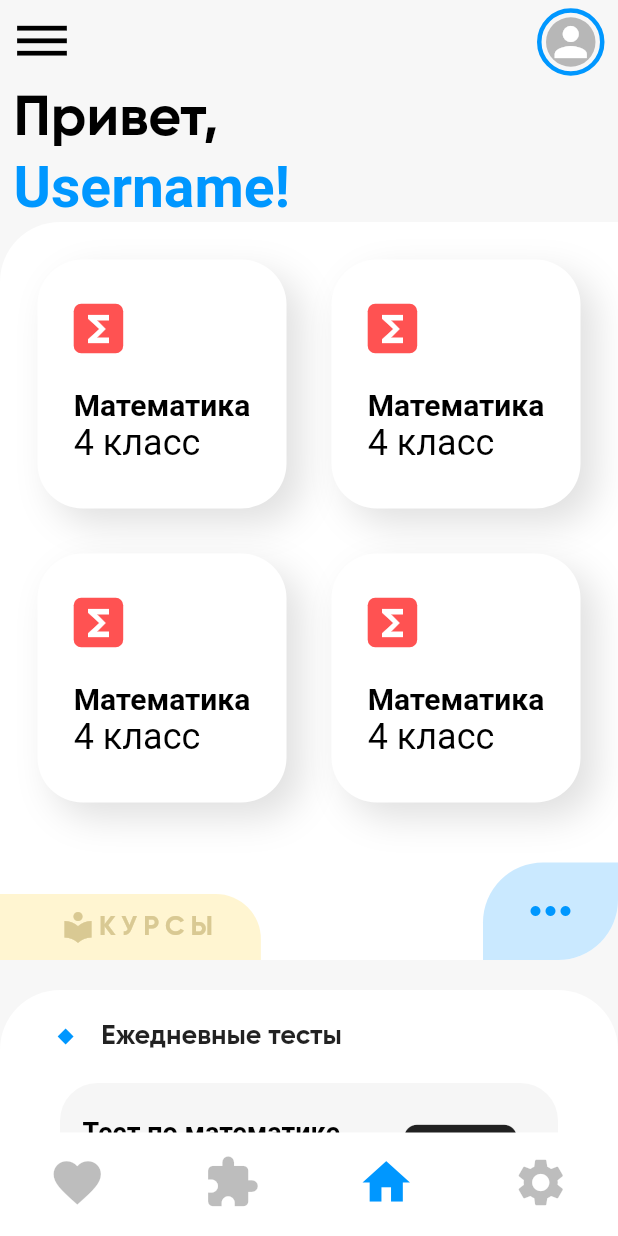
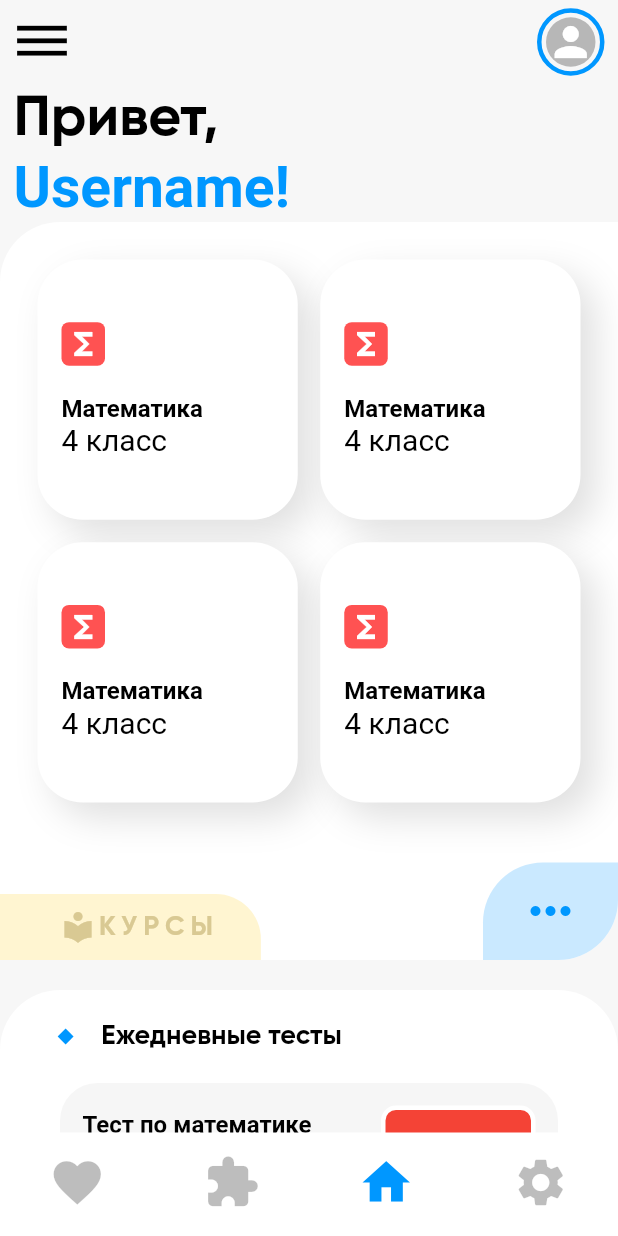
Before and after one commit to maripbekoff/Umit-app, a Flutter app: the MainPage screen opened directly, on a phone screen of 412 x 824 dp. Run offline on Flutter 3.47's test engine with Material 2 defaults, Android fonts, the phone set to English and light mode, and no system bars; our stand-ins replace bloc, equatable, firebase_auth, flutter_bloc, introduction_screen, shared_preferences; accounts and stored records are empty.

```diff
--- a/lib/ui/pages/main_page.dart
+++ b/lib/ui/pages/main_page.dart
@@ -27,24 +27,12 @@ class _MainPageState extends State<MainPage> {
     });
   }
 
-  @override
-  Widget build(BuildContext context) {
-    return WillPopScope(
-      onWillPop: () async => false,
-      child: SafeArea(
-        child: Scaffold(
-          appBar: AppBar(
-            elevation: 0,
-            backgroundColor: Colors.transparent,
-            automaticallyImplyLeading: false,
-            leading: IconButton(
-              padding: EdgeInsets.zero,
-              icon: Icon(Icons.dehaze),
-              iconSize: 40,
-              color: Colors.black,
-              onPressed: () {},
-            ),
-            actions: <Widget>[
+  //функция скрытия иконки профиля в AppBar при переключении на влкадку настроек
+  _actionHide() {
+    if (_selectedIndex == 3) {
+      return null;
+    } else
+      return <Widget>[
         Container(
           width: 45,
           height: 45,
@@ -70,7 +58,27 @@ class _MainPageState extends State<MainPage> {
           ),
         ),
         SizedBox(width: 9),
-            ],
+      ];
+  }
+
+  @override
+  Widget build(BuildContext context) {
+    return WillPopScope(
+      onWillPop: () async => false,
+      child: SafeArea(
+        child: Scaffold(
+          appBar: AppBar(
+            elevation: 0,
+            backgroundColor: Colors.transparent,
+            automaticallyImplyLeading: false,
+            leading: IconButton(
+              padding: EdgeInsets.zero,
+              icon: Icon(Icons.dehaze),
+              iconSize: 40,
+              color: Colors.black,
+              onPressed: () {},
+            ),
+            actions: _actionHide(),
           ),
           bottomNavigationBar: BottomNavigationBar(
             currentIndex: _selectedIndex,
--- a/lib/ui/pages/navigation/home_page/course_card.dart
+++ b/lib/ui/pages/navigation/home_page/course_card.dart
@@ -22,6 +22,8 @@ class CourseCard extends StatelessWidget {
         shape: RoundedRectangleBorder(
           borderRadius: BorderRadius.circular(30),
         ),
+        child: Align(
+          alignment: Alignment.centerLeft,
           child: Column(
             crossAxisAlignment: CrossAxisAlignment.start,
             mainAxisAlignment: MainAxisAlignment.center,
@@ -35,7 +37,7 @@ class CourseCard extends StatelessWidget {
                 child: Icon(
                   Icons.functions,
                   color: Colors.white,
-                size: 28,
+                  size: 24,
                 ),
               ),
               RichText(
@@ -44,11 +46,12 @@ class CourseCard extends StatelessWidget {
                   children: <TextSpan>[
                     TextSpan(
                       text: "\nМатематика\n",
-                    style: TextStyle(fontSize: 20, fontWeight: FontWeight.bold),
+                      style:
+                          TextStyle(fontSize: 16, fontWeight: FontWeight.bold),
                     ),
                     TextSpan(
                       text: "4 класс",
-                    style: TextStyle(fontSize: 24),
+                      style: TextStyle(fontSize: 20),
                     ),
                   ],
                 ),
@@ -56,6 +59,7 @@ class CourseCard extends StatelessWidget {
             ],
           ),
         ),
+      ),
     );
   }
 }
--- a/lib/ui/pages/navigation/home_page/daily_test_card.dart
+++ b/lib/ui/pages/navigation/home_page/daily_test_card.dart
@@ -30,7 +30,11 @@ class DailyTestCard extends StatelessWidget {
               SizedBox(width: 20),
               Text(
                 "Ежедневные тесты",
-                style: TextStyle(fontWeight: FontWeight.bold, fontSize: 18),
+                style: TextStyle(
+                  fontWeight: FontWeight.bold,
+                  fontSize: 18,
+                  color: Colors.black,
+                ),
               ),
             ],
           ),
@@ -51,7 +55,7 @@ class DailyTestCard extends StatelessWidget {
                     style: TextStyle(
                       color: Colors.black54,
                       fontFamily: "Gilroy",
-                      fontSize: 18,
+                      fontSize: 16,
                     ),
                     children: <TextSpan>[
                       TextSpan(
@@ -69,9 +73,14 @@ class DailyTestCard extends StatelessWidget {
                     ],
                   ),
                 ),
-                Icon(
-                  Icons.image,
-                  size: 100,
+                Container(
+                  width: MediaQuery.of(context).size.width * 0.25,
+                  height: MediaQuery.of(context).size.height * 0.1,
+                  decoration: BoxDecoration(
+                    color: Colors.red,
+                    border: Border.all(width: 3, color: Colors.white),
+                    borderRadius: BorderRadius.circular(10),
+                  ),
                 ),
               ],
             ),
--- a/lib/ui/pages/navigation/home_page/home_page.dart
+++ b/lib/ui/pages/navigation/home_page/home_page.dart
@@ -51,8 +51,8 @@ class HomePage extends StatelessWidget {
                 primary: false,
                 gridDelegate: SliverGridDelegateWithFixedCrossAxisCount(
                   crossAxisCount: 2,
-                  crossAxisSpacing: 30,
-                  mainAxisSpacing: 30,
+                  crossAxisSpacing: 15,
+                  mainAxisSpacing: 15,
                 ),
                 itemBuilder: (BuildContext context, int index) {
                   return CourseCard();
--- a/pubspec.yaml
+++ b/pubspec.yaml
@@ -14,7 +14,7 @@ description: A new Flutter project.
 version: 1.0.0+1
 
 environment:
-  sdk: ">=2.1.0 <3.0.0"
+  sdk: ">=2.2.0 <3.0.0"
 
 dependencies:
   flutter:
```
Also changed, not shown: lib/ui/pages/navigation/settings.page.dart (+102 -1 lines). Lines whose indentation alone changed are shown as unchanged.
